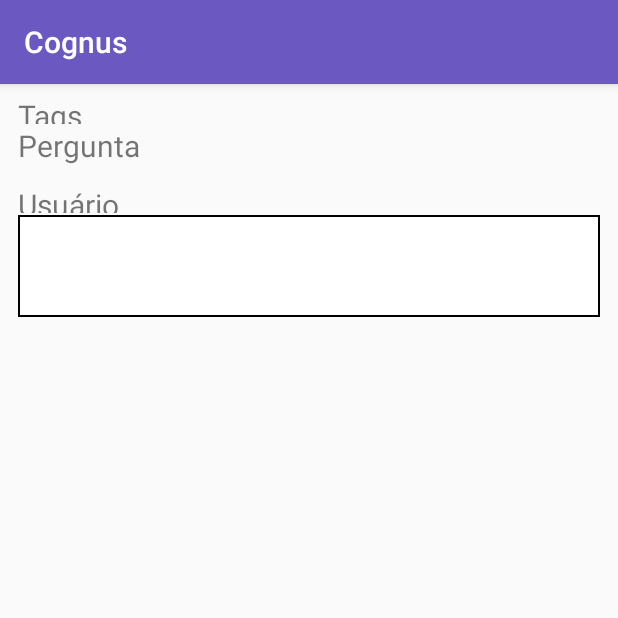
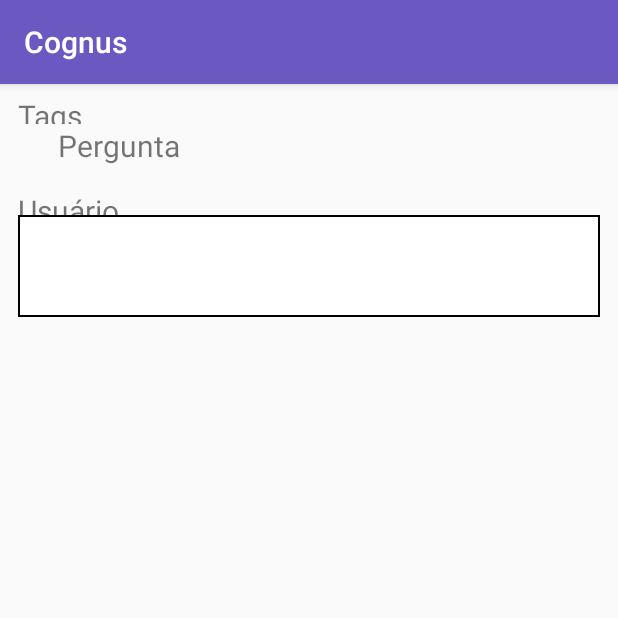
Before and after one commit to JuanSeabra/cognus, an Android app: the layout_pergunta screen opened directly, with no data from a screen before it, on a phone screen of 412 x 824 dp, the top half of it. Run offline under Robolectric (Android 15) with nearby library versions, the phone set to English and light mode, and no system bars.

Commit message:
Versão final - 0.2

```diff
--- a/CognusApp/app/src/main/res/layout/activity_layout_pergunta.xml
+++ b/CognusApp/app/src/main/res/layout/activity_layout_pergunta.xml
@@ -55,8 +55,8 @@
 
     <TextView
         android:id="@+id/txtPerguntaDesc"
-        android:layout_width="0dp"
-        android:layout_height="31dp"
+        android:layout_width="337dp"
+        android:layout_height="35dp"
         android:text="Pergunta"
         android:textSize="30px"
         android:layout_marginStart="12dp"
@@ -70,7 +70,9 @@
         tools:layout_constraintLeft_creator="1"
         android:layout_marginBottom="29dp"
         app:layout_constraintLeft_toLeftOf="parent"
-        app:layout_constraintTop_toTopOf="parent" />
+        app:layout_constraintTop_toTopOf="parent"
+        app:layout_constraintVertical_bias="0.0"
+        app:layout_constraintHorizontal_bias="0.521" />
 
     <TextView
         android:id="@+id/textoPergunta"
--- a/CognusApp/app/src/main/res/layout/content_main.xml
+++ b/CognusApp/app/src/main/res/layout/content_main.xml
@@ -4,7 +4,7 @@
     xmlns:tools="http://schemas.android.com/tools"
     android:layout_width="match_parent"
     android:layout_height="match_parent"
-    tools:context="com.example.victoria.cognusapp.MainActivity">
+    tools:context="com.example.victoria.cognusapp.Main">
 
     <android.support.constraint.ConstraintLayout
         android:layout_width="match_parent"
```
